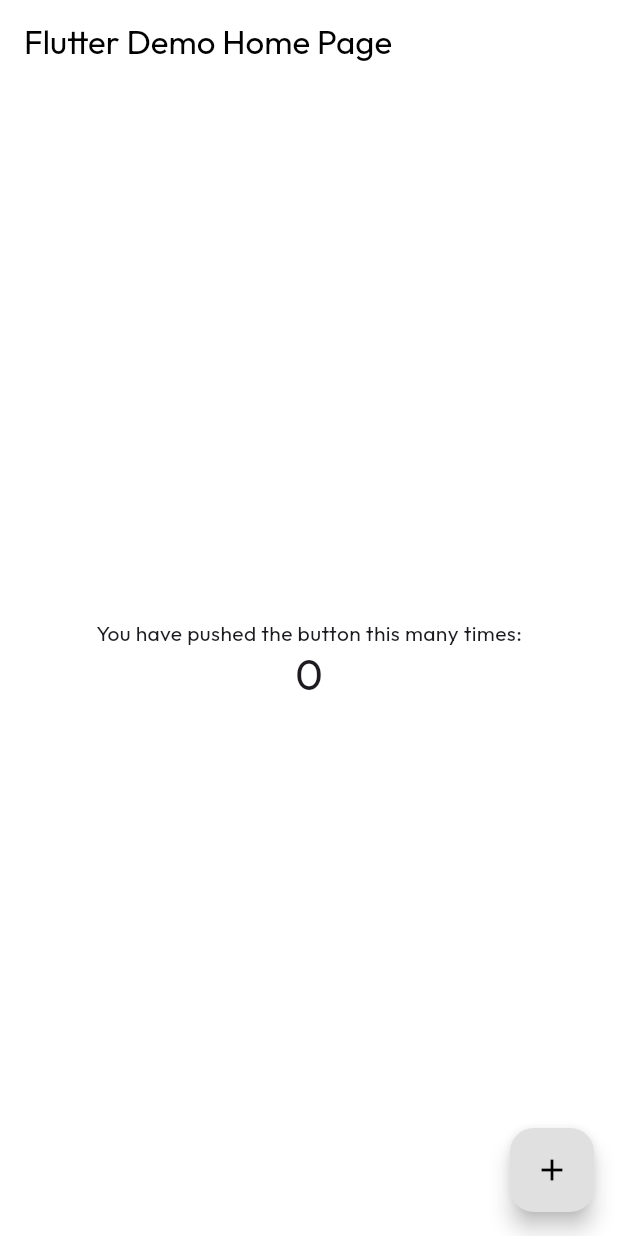
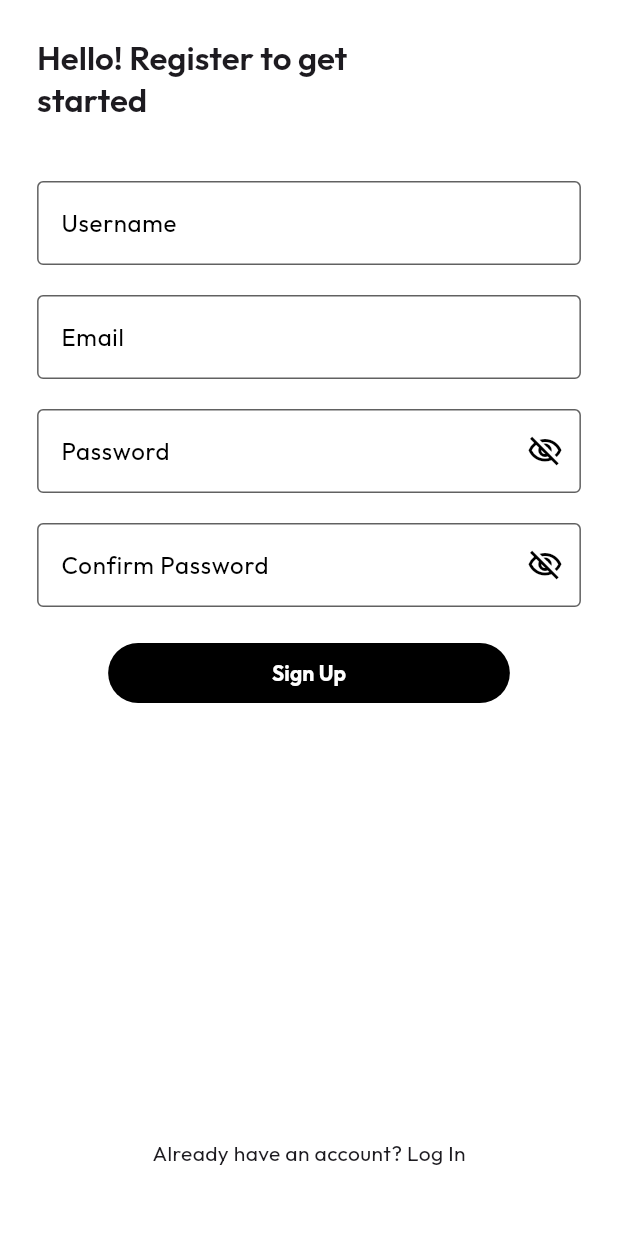
Before and after one commit to ngengesenior/farmers_guide, a Flutter app: the screen it shows after launch, on a phone screen of 412 x 824 dp. Run offline on Flutter 3.47's test engine with Material 3 defaults, Android fonts, the phone set to English and light mode, and no system bars; our stand-ins replace google_fonts.

Commit message:
Implemented login and sign up template UIs

```diff
--- a/lib/main.dart
+++ b/lib/main.dart
@@ -1,4 +1,6 @@
 import 'package:farmers_guide/AppTheme.dart';
+import 'package:farmers_guide/login_ui.dart';
+import 'package:farmers_guide/signup_ui.dart';
 import 'package:flutter/material.dart';
 
 void main() {
@@ -8,15 +10,14 @@ void main() {
 class MyApp extends StatelessWidget {
   const MyApp({super.key});
 
-
-
   // This widget is the root of your application.
   @override
   Widget build(BuildContext context) {
     return MaterialApp(
+      debugShowCheckedModeBanner: false,
       title: 'Flutter Demo',
       theme: appTheme,
-      home: const MyHomePage(title: 'Flutter Demo Home Page'),
+      home: const SignUpUi(),
     );
   }
 }
--- /dev/null
+++ b/lib/signup_ui.dart
@@ -0,0 +1,163 @@
+import 'package:farmers_guide/utils.dart';
+import 'package:flutter/material.dart';
+import 'package:google_fonts/google_fonts.dart';
+
+class SignUpUi extends StatefulWidget {
+  const SignUpUi({super.key});
+
+  @override
+  State<SignUpUi> createState() => _SignUpUiState();
+}
+
+class _SignUpUiState extends State<SignUpUi> {
+  final _formKey = GlobalKey<FormState>();
+  final TextEditingController _emailController = TextEditingController();
+  final TextEditingController _passwordController = TextEditingController();
+  final TextEditingController _confirmPasswordController =
+      TextEditingController();
+  final TextEditingController _usernameController = TextEditingController();
+  bool _isPasswordVisible = false;
+
+  @override
+  void dispose() {
+    _emailController.dispose();
+    _passwordController.dispose();
+    _usernameController.dispose();
+    _confirmPasswordController.dispose();
+    super.dispose();
+  }
+
+  void _toggleVisibility() {
+    setState(() {
+      _isPasswordVisible = !_isPasswordVisible;
+    });
+  }
+
+  @override
+  Widget build(BuildContext context) {
+    Size deviceSize = MediaQuery.of(context).size;
+    return Scaffold(
+      body: SafeArea(
+        child: SingleChildScrollView(
+          child: Container(
+            height: deviceSize.height,
+            padding: EdgeInsets.all(deviceSize.width * 0.06),
+            child: Form(
+              key: _formKey,
+              child: Column(
+                children: [
+                  SizedBox(
+                    width: deviceSize.width,
+                    child: Text(
+                      "Hello! Register to get\nstarted",
+                      textAlign: TextAlign.start,
+                      style: GoogleFonts.outfit(
+                          textStyle: Theme.of(context)
+                              .textTheme
+                              .titleLarge
+                              ?.copyWith(fontWeight: FontWeight.w600)),
+                    ),
+                  ),
+                  Utils.heightSpacer40,
+                  TextFormField(
+                    controller: _usernameController,
+                    decoration: const InputDecoration(labelText: "Username"),
+                    validator: (value) {
+                      if (value == null || value.isEmpty) {
+                        return 'Please enter a username';
+                      }
+                      if (value.length < 3) {
+                        return 'Username must be at least 3 letters';
+                      }
+                      return null;
+                    },
+                  ),
+                  const SizedBox(height: 20),
+                  TextFormField(
+                    controller: _emailController,
+                    decoration: const InputDecoration(labelText: "Email"),
+                    validator: (value) {
+                      if (value == null || value.isEmpty) {
+                        return 'Please enter your email';
+                      }
+                      if (!Utils.isValidEmail(value)) {
+                        return 'Please enter a valid email address';
+                      }
+                      return null;
+                    },
+                  ),
+                  const SizedBox(
+                    height: 20,
+                  ),
+                  TextFormField(
+                    controller: _passwordController,
+                    obscureText: !_isPasswordVisible,
+                    decoration: InputDecoration(
+                        labelText: "Password",
+                        suffixIcon: IconButton(
+                          icon: Icon(_isPasswordVisible
+                              ? Icons.visibility
+                              : Icons.visibility_off_outlined),
+                          onPressed: _toggleVisibility,
+                        )),
+                    validator: (value) {
+                      if (value == null || value.isEmpty) {
+                        return 'Please enter your password';
+                      }
+                      return null;
+                    },
+                  ),
+                  const SizedBox(
+                    height: 20,
+                  ),
+                  TextFormField(
+                    controller: _confirmPasswordController,
+                    obscureText: !_isPasswordVisible,
+                    decoration: InputDecoration(
+                        labelText: "Confirm Password",
+                        suffixIcon: IconButton(
+                          icon: Icon(_isPasswordVisible
+                              ? Icons.visibility
+                              : Icons.visibility_off_outlined),
+                          onPressed: _toggleVisibility,
+                        )),
+                    validator: (value) {
+                      if (value == null || value.isEmpty) {
+                        return 'Please confirm your password';
+                      }
+                      if (value != _passwordController.text) {
+                        return 'Passwords do not match';
+                      }
+                      return null;
+                    },
+                  ),
+                  const SizedBox(
+                    height: 20,
+                  ),
+                  SizedBox(
+                    width: deviceSize.width * 0.65,
+                    child: FilledButton(
+                        onPressed: () {
+                          if (_formKey.currentState!.validate()) {
+                            // Attempt logging in
+                          }
+                        },
+                        child: const Text(
+                          "Sign Up",
+                          style: TextStyle(fontWeight: FontWeight.bold),
+                        )),
+                  ),
+                  const Spacer(),
+                  const Text("Already have an account? Log In"),
+                  const SizedBox(
+                    height: 20,
+                  ),
+                ],
+              ),
+            ),
+          ),
+        ),
+      ),
+    );
+  }
+}
--- /dev/null
+++ b/lib/utils.dart
@@ -0,0 +1,11 @@
+import 'package:flutter/cupertino.dart';
+
+class Utils {
+  static bool isValidEmail(String email) {
+    return RegExp(r'^[^@]+@[^@]+\.[^@]+').hasMatch(email);
+  }
+
+  static Widget heightSpacer40 = const SizedBox(
+    height: 40,
+  );
+}
```
Also changed, not shown: lib/login_ui.dart (added, +127 -0 lines).
